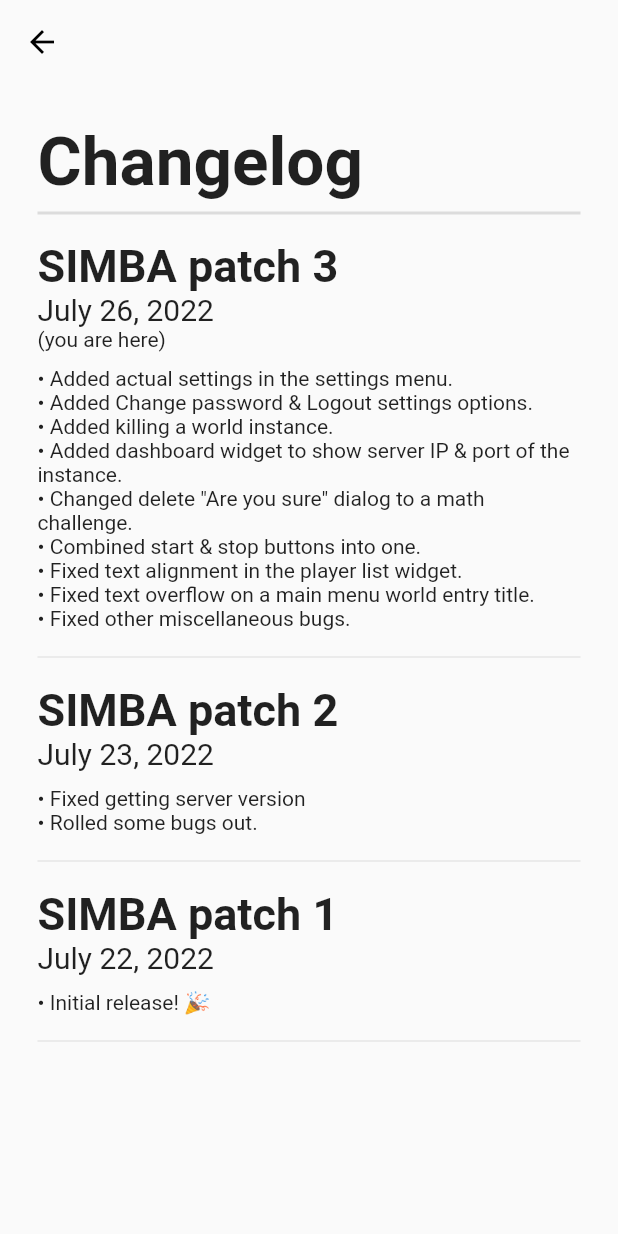
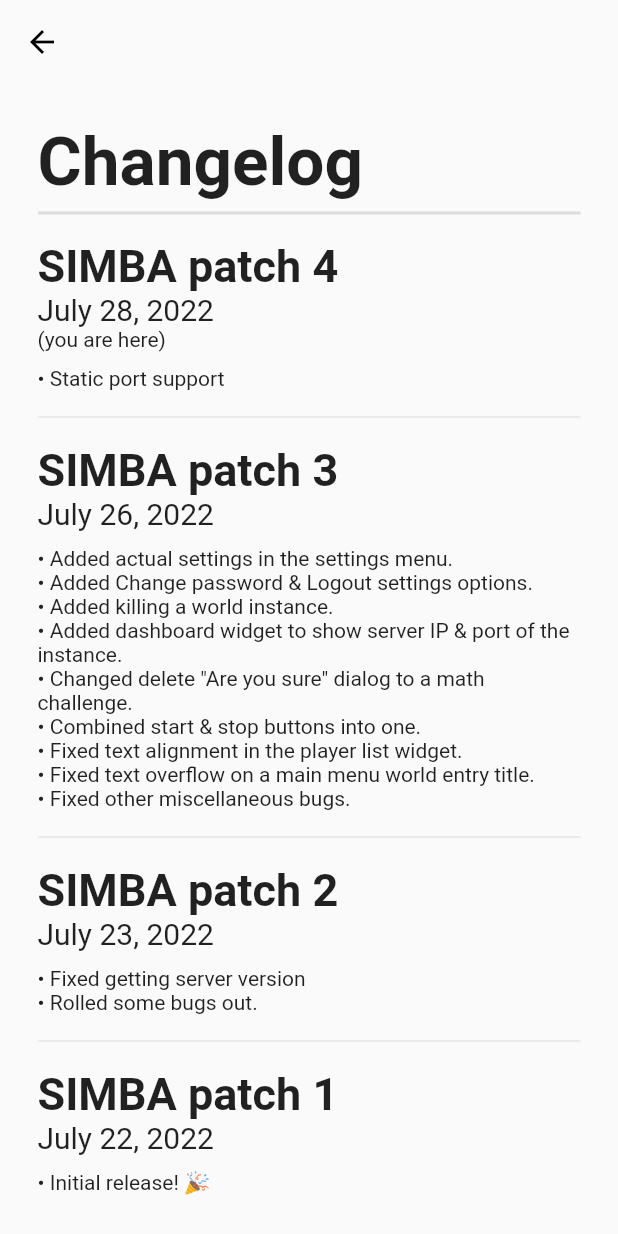
Before and after one commit to masonfrykman/minepicker, a Flutter app: the ChangelogWidget screen opened directly, on a phone screen of 412 x 824 dp. Run offline on Flutter 3.47's test engine with Material 2 defaults, Android fonts, the phone set to English and light mode, and no system bars; our stand-ins replace google_fonts.

Commit message:
SIMBA patch 4

```diff
--- a/lib/Helpers/world.dart
+++ b/lib/Helpers/world.dart
@@ -165,7 +165,8 @@ class World {
         .body;
   }
 
-  void startServer(ScaffoldMessengerState notifyOnError) async {
+  void startServer(ScaffoldMessengerState notifyOnError,
+      {bool tryStatic = false}) async {
     if (await getStatus() != RunStatus.stopped) {
       return;
     }
@@ -173,7 +174,8 @@ class World {
     final startRequest = await share.client.post(
         Uri.parse(
             "http://${share.serverIP}:${share.serverPort}/instance/$uuid/game/start"),
-        headers: {"x-username": share.username, "x-password": share.password});
+        headers: {"x-username": share.username, "x-password": share.password},
+        body: "try-static=${tryStatic ? "true" : "false"}");
 
     if (startRequest.statusCode != 200) {
       notifyOnError.clearSnackBars();
--- a/lib/UI/bottom_sheets_main_menu.dart
+++ b/lib/UI/bottom_sheets_main_menu.dart
@@ -498,6 +498,20 @@ class ChangelogWidget extends StatelessWidget {
             Divider(thickness: 2),
             SizedBox.square(dimension: 10),
             Text(
+              "SIMBA patch 4",
+              style: TextStyle(fontSize: 30, fontWeight: FontWeight.bold),
+            ),
+            Text(
+              "July 28, 2022",
+              style: TextStyle(fontSize: 20),
+            ),
+            Text("(you are here)"),
+            SizedBox.square(dimension: 10),
+            Text('''\u2022 Static port support'''),
+            SizedBox.square(dimension: 10),
+            Divider(),
+            SizedBox.square(dimension: 10),
+            Text(
               "SIMBA patch 3",
               style: TextStyle(fontSize: 30, fontWeight: FontWeight.bold),
             ),
@@ -505,7 +519,6 @@ class ChangelogWidget extends StatelessWidget {
               "July 26, 2022",
               style: TextStyle(fontSize: 20),
             ),
-            Text("(you are here)"),
             SizedBox.square(dimension: 10),
             Text('''\u2022 Added actual settings in the settings menu.
 \u2022 Added Change password & Logout settings options.
```
Also changed, not shown: lib/UI/instance_mgmt_page.dart (+29 -1 lines), 1 other file.
